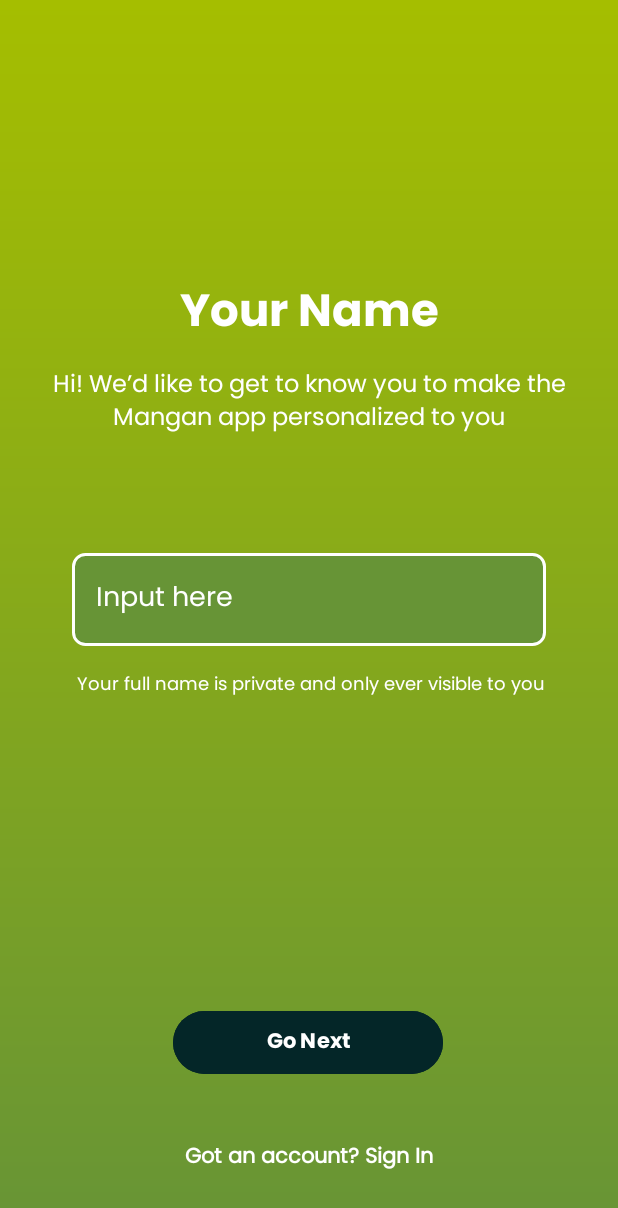
After one commit to cowcow22/UTS_MAP_Mangan, an Android app: the WelcomePageNameActivity screen opened directly, with no data from a screen before it, on a phone screen of 412 x 824 dp. The commit adds this screen. Shown: the top 1208 px of the screen. Run offline under Robolectric (Android 15) with nearby library versions, the light colour scheme and no system bars.

Commit message:
Update WelcomePageName
lengkap tp baru mentahan input field, blm dimasukin ke database

```diff
--- a/app/src/main/AndroidManifest.xml
+++ b/app/src/main/AndroidManifest.xml
@@ -13,6 +13,9 @@
         android:theme="@style/Theme.UTS_MAP_Mangan"
         tools:targetApi="31">
         <activity
+            android:name=".WelcomePageNameActivity"
+            android:exported="false" />
+        <activity
             android:name=".MainActivity"
             android:exported="true">
             <intent-filter>
--- a/app/src/main/java/com/example/uts_map_mangan/MainActivity.kt
+++ b/app/src/main/java/com/example/uts_map_mangan/MainActivity.kt
@@ -1,20 +1,22 @@
 package com.example.uts_map_mangan
 
+import android.content.Intent
 import android.os.Bundle
-import androidx.activity.enableEdgeToEdge
+import android.widget.Button
 import androidx.appcompat.app.AppCompatActivity
-import androidx.core.view.ViewCompat
-import androidx.core.view.WindowInsetsCompat
 
 class MainActivity : AppCompatActivity() {
+
     override fun onCreate(savedInstanceState: Bundle?) {
         super.onCreate(savedInstanceState)
-        enableEdgeToEdge()
         setContentView(R.layout.activity_main)
-        ViewCompat.setOnApplyWindowInsetsListener(findViewById(R.id.main)) { v, insets ->
-            val systemBars = insets.getInsets(WindowInsetsCompat.Type.systemBars())
-            v.setPadding(systemBars.left, systemBars.top, systemBars.right, systemBars.bottom)
-            insets
+
+        // Menangani klik tombol "Create a New Account"
+        val btnCreateNewAccount = findViewById<Button>(R.id.btn_create_new_account)
+        btnCreateNewAccount.setOnClickListener {
+            // Membuat Intent untuk membuka WelcomePageNameActivity
+            val intent = Intent(this, WelcomePageNameActivity::class.java)
+            startActivity(intent)
         }
     }
 }
--- /dev/null
+++ b/app/src/main/java/com/example/uts_map_mangan/WelcomePageNameActivity.kt
@@ -0,0 +1,15 @@
+package com.example.uts_map_mangan
+
+import android.os.Bundle
+import androidx.activity.enableEdgeToEdge
+import androidx.appcompat.app.AppCompatActivity
+import androidx.core.view.ViewCompat
+import androidx.core.view.WindowInsetsCompat
+
+class WelcomePageNameActivity : AppCompatActivity() {
+
+    override fun onCreate(savedInstanceState: Bundle?) {
+        super.onCreate(savedInstanceState)
+        setContentView(R.layout.welcome_page_name) // Pastikan layout ini ada
+    }
+}
--- /dev/null
+++ b/app/src/main/res/drawable/edit_text_background.xml
@@ -0,0 +1,5 @@
+<shape xmlns:android="http://schemas.android.com/apk/res/android">
+    <solid android:color="#679436" />
+    <stroke android:width="2dp" android:color="#FFFFFF" />
+    <corners android:radius="8dp"/>
+</shape>
--- a/app/src/main/res/layout/activity_main.xml
+++ b/app/src/main/res/layout/activity_main.xml
@@ -8,13 +8,8 @@
     android:background="@drawable/background_gradient"
     tools:context=".MainActivity">
 
-    <!-- TextView for "Mangan." -->
-    <!-- Center vertically with bias -->
-
     <!-- TextView for the subtitle -->
     <!-- Adjust position -->
-
-    <!-- Button for Login -->
     <TextView
         android:id="@+id/app_subtitle"
         android:layout_width="0dp"
@@ -32,7 +27,7 @@
         app:layout_constraintStart_toStartOf="parent"
         app:layout_constraintTop_toBottomOf="@id/app_title" />
 
-
+    <!-- TextView for "Mangan." -->
     <TextView
         android:id="@+id/app_title"
         android:layout_width="wrap_content"
@@ -41,13 +36,14 @@
         android:fontFamily="@font/poppins_bold"
         android:text="Mangan."
         android:textColor="@android:color/white"
-        android:textSize="32sp"
+        android:textSize="37sp"
         android:textStyle="bold"
         app:layout_constraintEnd_toEndOf="parent"
         app:layout_constraintHorizontal_bias="0.496"
         app:layout_constraintStart_toStartOf="parent"
         app:layout_constraintTop_toTopOf="parent" />
 
+    <!-- Button for Login -->
     <Button
         android:id="@+id/btn_login"
         android:layout_width="0dp"
@@ -66,8 +62,8 @@
         app:layout_constraintBottom_toBottomOf="parent" />
 
     <!-- TextView for Create a New Account -->
-    <TextView
-        android:id="@+id/tv_create_account"
+    <Button
+        android:id="@+id/btn_create_new_account"
         android:layout_width="wrap_content"
         android:layout_height="wrap_content"
         android:layout_marginTop="20dp"
@@ -75,6 +71,7 @@
         android:text="Create a New Account"
         android:textColor="@android:color/white"
         android:textSize="16sp"
+        android:background="@android:color/transparent"
         app:layout_constraintBottom_toBottomOf="parent"
         app:layout_constraintEnd_toEndOf="parent"
         app:layout_constraintHorizontal_bias="0.497"
--- /dev/null
+++ b/app/src/main/res/layout/welcome_page_name.xml
@@ -0,0 +1,110 @@
+<androidx.constraintlayout.widget.ConstraintLayout
+    xmlns:android="http://schemas.android.com/apk/res/android"
+    xmlns:app="http://schemas.android.com/apk/res-auto"
+    xmlns:tools="http://schemas.android.com/tools"
+    android:layout_width="match_parent"
+    android:layout_height="match_parent"
+    android:background="@drawable/background_gradient"
+    android:padding="16dp">
+
+    <!-- Title: Your Name -->
+
+    <!-- Subtitle: Hi! We’d like to get to know you... -->
+
+    <!-- Input Text Field -->
+
+    <!-- Subtext: Your full name is private and only ever visible to you -->
+
+    <TextView
+        android:id="@+id/tv_your_name"
+        android:layout_width="wrap_content"
+        android:layout_height="wrap_content"
+        android:layout_marginTop="168dp"
+        android:fontFamily="@font/poppins_bold"
+        android:text="Your Name"
+        android:textColor="@android:color/white"
+        android:textSize="30sp"
+        app:layout_constraintEnd_toEndOf="parent"
+        app:layout_constraintStart_toStartOf="parent"
+        app:layout_constraintTop_toTopOf="parent" />
+
+    <TextView
+        android:id="@+id/tv_subtitle"
+        android:layout_width="0dp"
+        android:layout_height="wrap_content"
+        android:layout_marginTop="8dp"
+        android:fontFamily="@font/poppins_regular"
+        android:text="Hi! We’d like to get to know you to make the Mangan app personalized to you"
+        android:textAlignment="center"
+        android:textColor="@android:color/white"
+        android:textSize="16sp"
+        app:layout_constraintEnd_toEndOf="parent"
+        app:layout_constraintHorizontal_bias="0.0"
+        app:layout_constraintStart_toStartOf="parent"
+        app:layout_constraintTop_toBottomOf="@id/tv_your_name" />
+
+    <EditText
+        android:id="@+id/et_input_name"
+        android:layout_width="0dp"
+        android:layout_height="wrap_content"
+        android:layout_marginStart="32dp"
+        android:layout_marginTop="76dp"
+        android:layout_marginEnd="32dp"
+        android:background="@drawable/edit_text_background"
+        android:fontFamily="@font/poppins_regular"
+        android:hint="Input here"
+        android:padding="16dp"
+        android:textColor="@android:color/white"
+        android:textColorHint="@android:color/white"
+        app:layout_constraintEnd_toEndOf="parent"
+        app:layout_constraintHorizontal_bias="0.0"
+        app:layout_constraintStart_toStartOf="parent"
+        app:layout_constraintTop_toBottomOf="@id/tv_subtitle" />
+
+    <TextView
+        android:id="@+id/tv_privacy_info"
+        android:layout_width="wrap_content"
+        android:layout_height="wrap_content"
+        android:layout_marginTop="16dp"
+        android:fontFamily="@font/poppins_regular"
+        android:text="Your full name is private and only ever visible to you"
+        android:textColor="@android:color/white"
+        android:textSize="12sp"
+        app:layout_constraintEnd_toEndOf="parent"
+        app:layout_constraintHorizontal_bias="0.516"
+        app:layout_constraintStart_toStartOf="parent"
+        app:layout_constraintTop_toBottomOf="@id/et_input_name" />
+
+    <!-- Button: Go Next -->
+
+    <!-- Button: Got an account? Sign In -->
+
+    <Button
+        android:id="@+id/btn_go_next"
+        android:layout_width="180dp"
+        android:layout_height="50dp"
+        android:layout_marginBottom="88dp"
+        android:backgroundTint="#042628"
+        android:fontFamily="@font/poppins_bold"
+        android:text="Go Next"
+        android:textAllCaps="false"
+        android:textColor="@android:color/white"
+        app:layout_constraintBottom_toBottomOf="parent"
+        app:layout_constraintEnd_toEndOf="parent"
+        app:layout_constraintHorizontal_bias="0.497"
+        app:layout_constraintStart_toStartOf="parent" />
+
+    <TextView
+        android:id="@+id/tv_sign_in"
+        android:layout_width="wrap_content"
+        android:layout_height="wrap_content"
+        android:text="Got an account? Sign In"
+        android:textSize="14sp"
+        android:textColor="@android:color/white"
+        android:fontFamily="@font/poppins_regular"
+        android:textStyle="bold"
+        app:layout_constraintBottom_toBottomOf="parent"
+        app:layout_constraintStart_toStartOf="parent"
+        app:layout_constraintEnd_toEndOf="parent"
+        android:layout_marginBottom="24dp"/>
+</androidx.constraintlayout.widget.ConstraintLayout>
```
